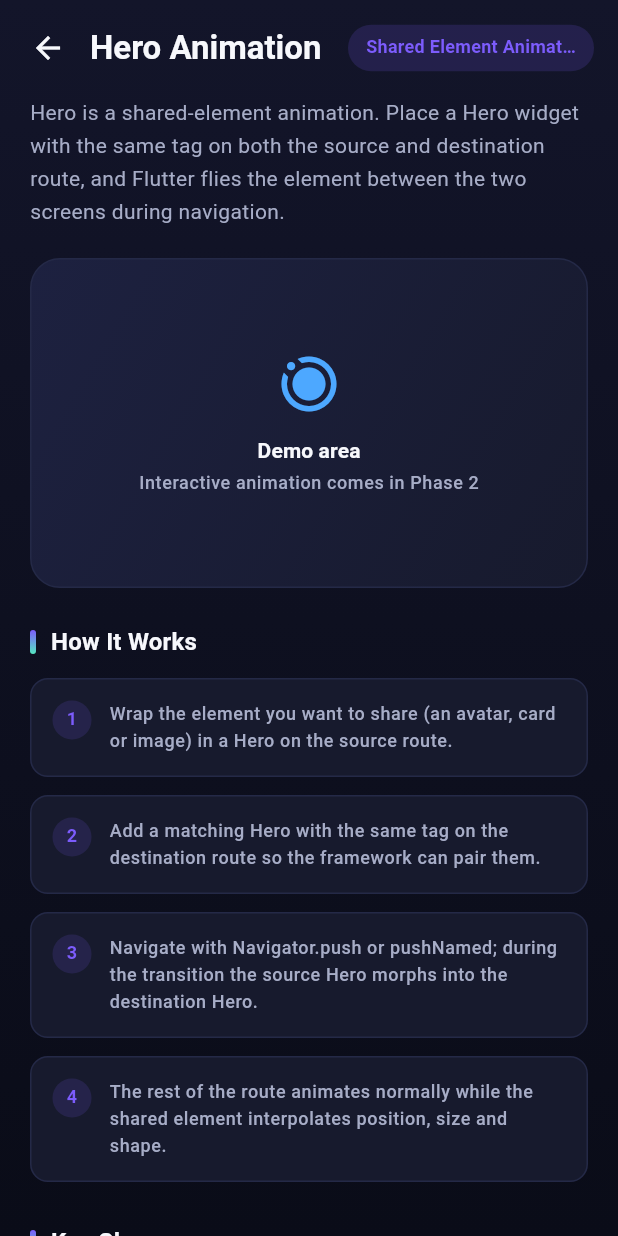
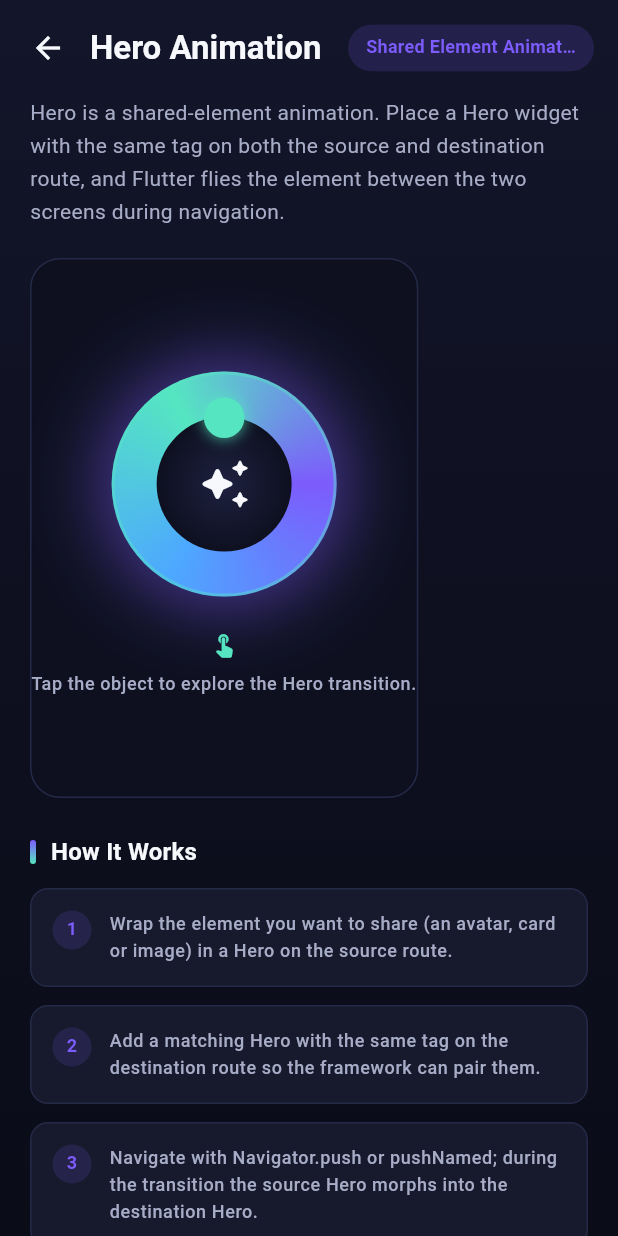
Before and after one commit to fahadkhalid22/Flutter-Animation-Showcase, a Flutter app: the HeroAnimationDemoScreen screen opened by its route, on a phone screen of 412 x 824 dp. Run offline on Flutter 3.47's test engine with Material 3 defaults, Android fonts, the phone set to English and light mode, and no system bars.

Commit message:
feat: build Hero animation source interface
Co-Authored-By: Claude Code <noreply@anthropic.com>

```diff
--- /dev/null
+++ b/lib/features/hero_animation/hero_animation_demo.dart
@@ -0,0 +1,69 @@
+import 'package:flutter/material.dart';
+
+import '../../core/constants/app_colors.dart';
+import '../../core/constants/app_radius.dart';
+import '../../core/constants/app_spacing.dart';
+import '../../shared/motion_orb.dart';
+import 'hero_animation_destination_screen.dart';
+import 'hero_tags.dart';
+
+/// Interactive Hero source: a tappable shared element that flies to the
+/// destination route when tapped.
+///
+/// The orb is wrapped in a [Hero] with [HeroTags.motionObject]; the
+/// destination route reuses the same tag so the Navigator can pick the two
+/// heroes apart and animate the flight between them.
+class HeroAnimationDemo extends StatelessWidget {
+  /// Creates the Hero source demo.
+  const HeroAnimationDemo({super.key});
+
+  void _openDestination(BuildContext context) {
+    Navigator.of(context).push(
+      MaterialPageRoute<void>(builder: (_) => const HeroDestinationScreen()),
+    );
+  }
+
+  @override
+  Widget build(BuildContext context) {
+    final ThemeData theme = Theme.of(context);
+    return Container(
+      height: 360,
+      decoration: BoxDecoration(
+        color: AppColors.background,
+        borderRadius: BorderRadius.circular(AppRadius.xl),
+        border: Border.all(color: const Color(0xFF242947)),
+      ),
+      child: Column(
+        children: [
+          const Spacer(flex: 10),
+          Hero(
+            tag: HeroTags.motionObject,
+            child: Material(
+              color: Colors.transparent,
+              child: InkWell(
+                customBorder: const CircleBorder(),
+                onTap: () => _openDestination(context),
+                child: const MotionOrb(size: 150),
+              ),
+            ),
+          ),
+          const SizedBox(height: AppSpacing.xxl),
+          const Icon(
+            Icons.touch_app_rounded,
+            size: 18,
+            color: AppColors.accent,
+          ),
+          const SizedBox(height: AppSpacing.sm),
+          Text(
+            'Tap the object to explore the Hero transition.',
+            textAlign: TextAlign.center,
+            style: theme.textTheme.bodySmall?.copyWith(
+              color: AppColors.textSecondary,
+            ),
+          ),
+          const Spacer(flex: 9),
+        ],
+      ),
+    );
+  }
+}
--- a/lib/features/hero_animation/hero_animation_demo_screen.dart
+++ b/lib/features/hero_animation/hero_animation_demo_screen.dart
@@ -2,8 +2,8 @@ import 'package:flutter/material.dart';
 
 import '../../core/constants/app_strings.dart';
 import '../../shared/demo_lesson_view.dart';
-import '../../shared/demo_placeholder.dart';
 import '../../shared/demo_screen_shell.dart';
+import 'hero_animation_demo.dart';
 
 /// Demo 02 — Hero Animation.
 ///
@@ -23,7 +23,7 @@ class HeroAnimationDemoScreen extends StatelessWidget {
             'Hero is a shared-element animation. Place a Hero widget with the '
             'same tag on both the source and destination route, and Flutter '
             'flies the element between the two screens during navigation.',
-        demo: DemoPlaceholder(),
+        demo: HeroAnimationDemo(),
         howItWorks: [
           'Wrap the element you want to share (an avatar, card or image) in a '
               'Hero on the source route.',
--- /dev/null
+++ b/lib/features/hero_animation/hero_animation_destination_screen.dart
@@ -0,0 +1,60 @@
+import 'package:flutter/material.dart';
+
+import '../../core/constants/app_colors.dart';
+import '../../core/constants/app_spacing.dart';
+import '../../shared/motion_orb.dart';
+import 'hero_tags.dart';
+
+/// Destination route for the Hero shared-element demo.
+///
+/// Reuses [HeroTags.motionObject] on a larger [MotionOrb] so the flight
+/// visibly grows the object while flying it between the two screens. Popping
+/// the route plays the reverse flight back to the source.
+class HeroDestinationScreen extends StatelessWidget {
+  /// Creates the Hero destination screen.
+  const HeroDestinationScreen({super.key});
+
+  @override
+  Widget build(BuildContext context) {
+    final ThemeData theme = Theme.of(context);
+    return Scaffold(
+      body: DecoratedBox(
+        decoration: const BoxDecoration(gradient: AppColors.backgroundGradient),
+        child: SafeArea(
+          child: SingleChildScrollView(
+            padding: const EdgeInsets.fromLTRB(20, 8, 20, 24),
+            child: Column(
+              crossAxisAlignment: CrossAxisAlignment.stretch,
+              children: [
+                Align(
+                  alignment: Alignment.centerLeft,
+                  child: IconButton(
+                    tooltip: 'Back',
+                    onPressed: () => Navigator.of(context).pop(),
+                    icon: const Icon(Icons.arrow_back),
+                  ),
+                ),
+                const SizedBox(height: AppSpacing.xl * 2),
+                Center(
+                  child: Hero(
+                    tag: HeroTags.motionObject,
+                    child: const MotionOrb(size: 230),
+                  ),
+                ),
+                const SizedBox(height: AppSpacing.xxxl),
+                Text(
+                  'Welcome to the destination!',
+                  textAlign: TextAlign.center,
+                  style: theme.textTheme.titleLarge?.copyWith(
+                    color: AppColors.textPrimary,
+                    fontWeight: FontWeight.w700,
+                  ),
+                ),
+              ],
+            ),
+          ),
+        ),
+      ),
+    );
+  }
+}
--- /dev/null
+++ b/lib/features/hero_animation/hero_tags.dart
@@ -0,0 +1,11 @@
+/// Central registry of Hero tags used by the shared-element demo.
+///
+/// Tags are matched by [Hero] on both the source and the destination route,
+/// so they live in one place to avoid typos and accidental duplicates.
+abstract final class HeroTags {
+  /// Tag shared by the source orb and its destination counterpart.
+  ///
+  /// Must be unique within the active route subtree — exactly one Hero with
+  /// this tag exists on each route.
+  static const String motionObject = 'hero-motion-object';
+}
--- /dev/null
+++ b/lib/shared/motion_orb.dart
@@ -0,0 +1,109 @@
+import 'package:flutter/material.dart';
+
+import '../core/constants/app_colors.dart';
+
+/// A glossy, orbit-themed visual used as the shared element in the Hero demo.
+///
+/// Sized by [size] so the same visual can start small on the source route and
+/// grow on the destination route — letting the Hero flight demonstrate scale
+/// change as it moves between the two screens.
+class MotionOrb extends StatelessWidget {
+  /// Creates a [MotionOrb].
+  const MotionOrb({super.key, this.size = 140});
+
+  /// Diameter of the orb in logical pixels.
+  final double size;
+
+  @override
+  Widget build(BuildContext context) {
+    final double satellite = size * 0.09;
+    return SizedBox(
+      width: size,
+      height: size,
+      child: Stack(
+        alignment: Alignment.center,
+        clipBehavior: Clip.none,
+        children: [
+          // Soft glow behind the orb.
+          Container(
+            width: size,
+            height: size,
+            decoration: BoxDecoration(
+              shape: BoxShape.circle,
+              boxShadow: [
+                BoxShadow(
+                  color: AppColors.primary.withValues(alpha: 0.55),
+                  blurRadius: size * 0.28,
+                  spreadRadius: size * 0.04,
+                ),
+              ],
+            ),
+          ),
+          // Gradient sphere.
+          Container(
+            width: size,
+            height: size,
+            decoration: const BoxDecoration(
+              shape: BoxShape.circle,
+              gradient: SweepGradient(
+                colors: [
+                  AppColors.primary,
+                  AppColors.secondary,
+                  AppColors.accent,
+                  AppColors.primary,
+                ],
+              ),
+            ),
+          ),
+          // Dark core for a 3D sphere feel.
+          Container(
+            width: size * 0.6,
+            height: size * 0.6,
+            decoration: BoxDecoration(
+              shape: BoxShape.circle,
+              gradient: RadialGradient(
+                colors: [AppColors.surfaceRaised, AppColors.background],
+              ),
+            ),
+          ),
+          // Orbit ring around the sphere.
+          Container(
+            width: size,
+            height: size,
+            decoration: BoxDecoration(
+              shape: BoxShape.circle,
+              border: Border.all(
+                color: AppColors.accent.withValues(alpha: 0.45),
+                width: 2,
+              ),
+            ),
+          ),
+          // Orbiting satellite riding the rim.
+          Align(
+            alignment: const Alignment(0, -0.72),
+            child: Container(
+              width: satellite * 2,
+              height: satellite * 2,
+              decoration: BoxDecoration(
+                shape: BoxShape.circle,
+                color: AppColors.accent,
+                boxShadow: [
+                  BoxShadow(
+                    color: AppColors.accent.withValues(alpha: 0.8),
+                    blurRadius: 8,
+                  ),
+                ],
+              ),
+            ),
+          ),
+          // Centre icon.
+          Icon(
+            Icons.auto_awesome_rounded,
+            color: AppColors.textPrimary,
+            size: size * 0.24,
+          ),
+        ],
+      ),
+    );
+  }
+}
```
